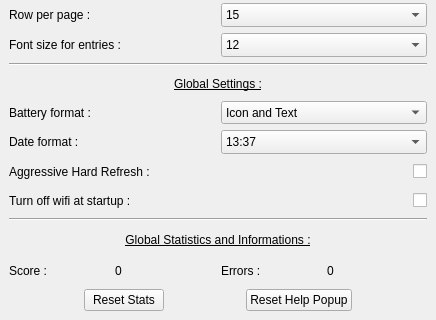
First picture: the form in Src/appsettings.ui, repository Aryetis/Obenkyobo, before the edit; both pictures show x 0 to 436 and y 191 to 511 of the 436 by 511 pixel window.
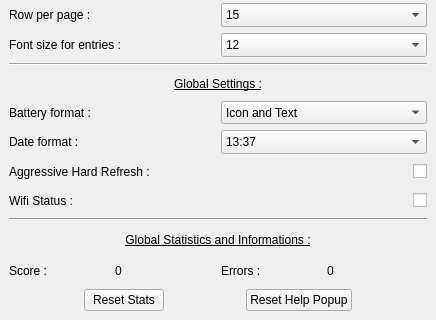
Second picture: the form after the edit.

The edit to the form file:
```diff
--- a/Src/appsettings.ui
+++ b/Src/appsettings.ui
@@ -587,7 +587,7 @@
        <item>
         <widget class="QLabel" name="WifiLabel">
          <property name="text">
-          <string>Turn off wifi at startup :</string>
+          <string>Wifi Status :</string>
          </property>
         </widget>
        </item>
```
